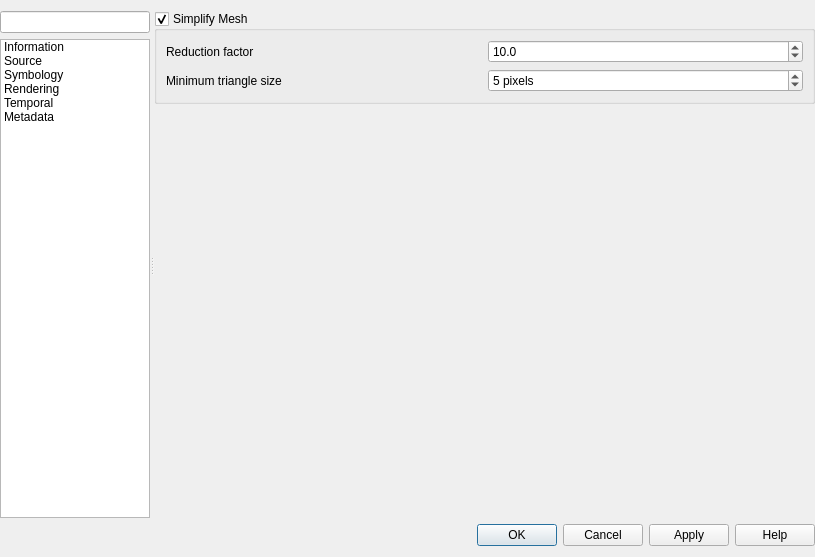
qgis/QGIS, file src/ui/mesh/qgsmeshlayerpropertiesbase.ui: the form before one commit.
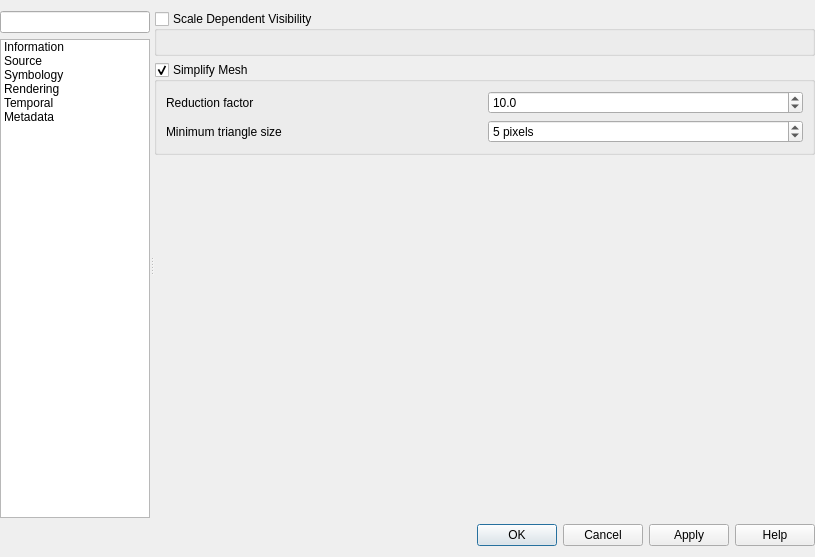
The form after the commit. The open tabs and pages were chosen to show the change. Icons and pictures are not drawn. Custom widgets are drawn as their Qt base class.

Commit message: Mesh layer Rendering properties page is missing the scale range setting

What changed in the file:
```diff
--- a/src/ui/mesh/qgsmeshlayerpropertiesbase.ui
+++ b/src/ui/mesh/qgsmeshlayerpropertiesbase.ui
@@ -483,6 +483,49 @@
            <property name="bottomMargin">
             <number>0</number>
            </property>
+           <item>
+            <widget class="QgsCollapsibleGroupBox" name="chkUseScaleDependentRendering">
+             <property name="title">
+              <string>Scale Dependent Visibility</string>
+             </property>
+             <property name="checkable">
+              <bool>true</bool>
+             </property>
+             <property name="checked">
+              <bool>false</bool>
+             </property>
+             <property name="syncGroup" stdset="0">
+              <string notr="true">rastergeneral</string>
+             </property>
+             <layout class="QGridLayout" name="_5">
+              <property name="leftMargin">
+               <number>11</number>
+              </property>
+              <property name="topMargin">
+               <number>11</number>
+              </property>
+              <property name="rightMargin">
+               <number>11</number>
+              </property>
+              <property name="bottomMargin">
+               <number>11</number>
+              </property>
+              <property name="verticalSpacing">
+               <number>6</number>
+              </property>
+              <item row="0" column="0" colspan="2">
+               <widget class="QgsScaleRangeWidget" name="mScaleRangeWidget" native="true">
+                <property name="toolTip">
+                 <string/>
+                </property>
+                <property name="whatsThis">
+                 <string/>
+                </property>
+               </widget>
+              </item>
+             </layout>
+            </widget>
+           </item>
            <item>
             <widget class="QgsCollapsibleGroupBox" name="mSimplifyMeshGroupBox">
              <property name="title">
@@ -857,6 +900,11 @@
    <header>qgsscrollarea.h</header>
    <container>1</container>
   </customwidget>
+  <customwidget>
+   <class>QgsScaleRangeWidget</class>
+   <extends>QWidget</extends>
+   <header>qgsscalerangewidget.h</header>
+  </customwidget>
   <customwidget>
    <class>QgsCollapsibleGroupBoxBasic</class>
    <extends>QGroupBox</extends>
```
Left out of the diff: 2 changed lines with no effect on the pictures. The commit also changes 1 other file.
